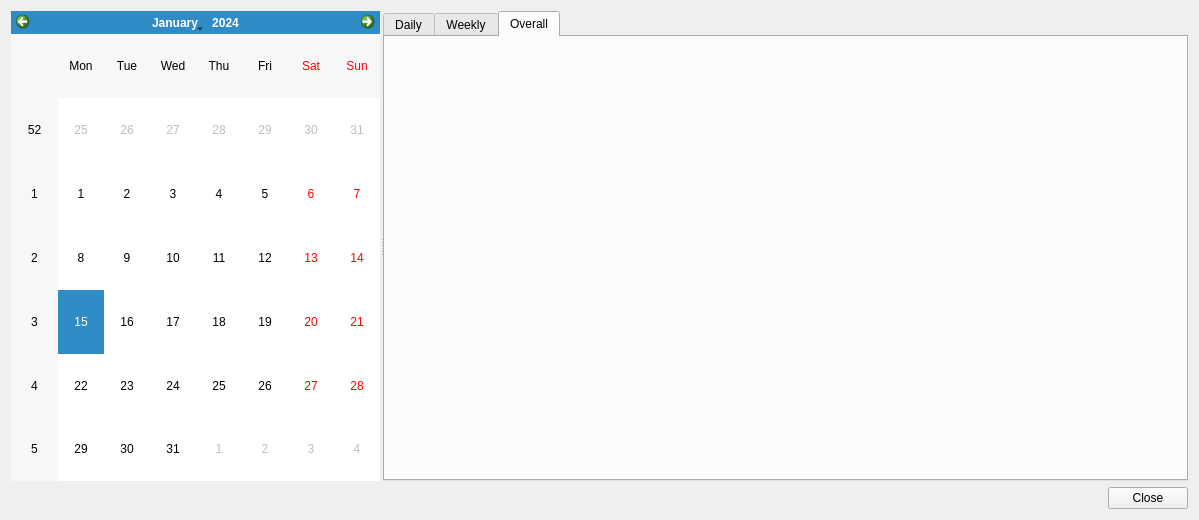
This is ui/history.ui in Narfinger/qamster as Qt 5 draws it before an edit. The edited form follows.
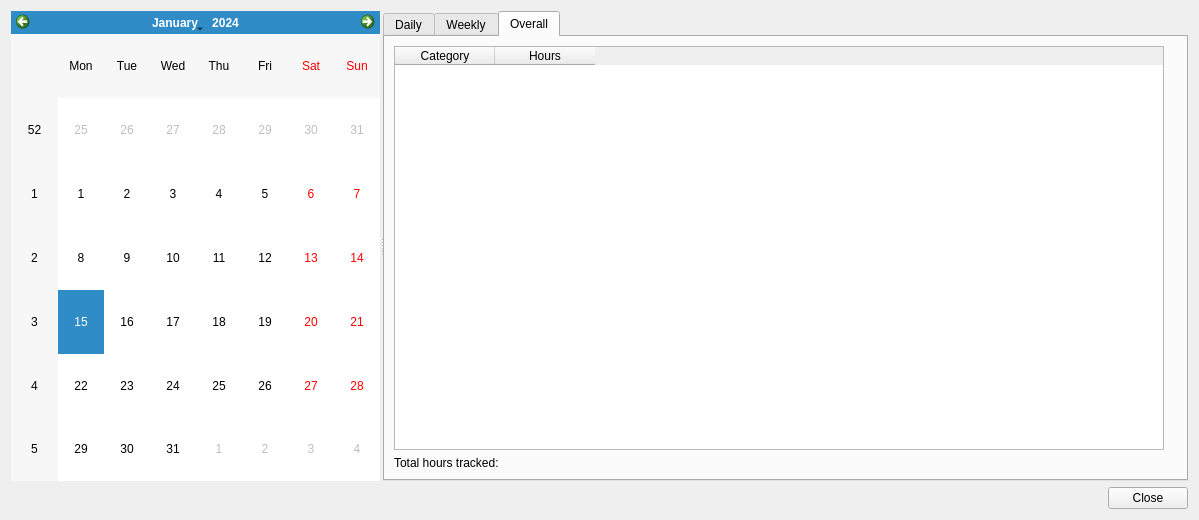
This is the edited form. The open tabs and pages were chosen to show the change. Custom widgets are drawn as their Qt base class.

```diff
--- a/ui/history.ui
+++ b/ui/history.ui
@@ -131,6 +131,39 @@
        <attribute name="title">
         <string>Overall</string>
        </attribute>
+       <layout class="QGridLayout" name="gridLayout_3">
+        <item row="1" column="1">
+         <widget class="QLabel" name="g_totalTrack">
+          <property name="text">
+           <string/>
+          </property>
+         </widget>
+        </item>
+        <item row="1" column="0">
+         <widget class="QLabel" name="label_5">
+          <property name="text">
+           <string>Total hours tracked:</string>
+          </property>
+         </widget>
+        </item>
+        <item row="0" column="0">
+         <widget class="QTableWidget" name="g_categoryTable">
+          <property name="columnCount">
+           <number>2</number>
+          </property>
+          <column>
+           <property name="text">
+            <string>Category</string>
+           </property>
+          </column>
+          <column>
+           <property name="text">
+            <string>Hours</string>
+           </property>
+          </column>
+         </widget>
+        </item>
+       </layout>
       </widget>
      </widget>
     </widget>
```
Left out of the diff: 2 changed lines with no effect on the pictures.
